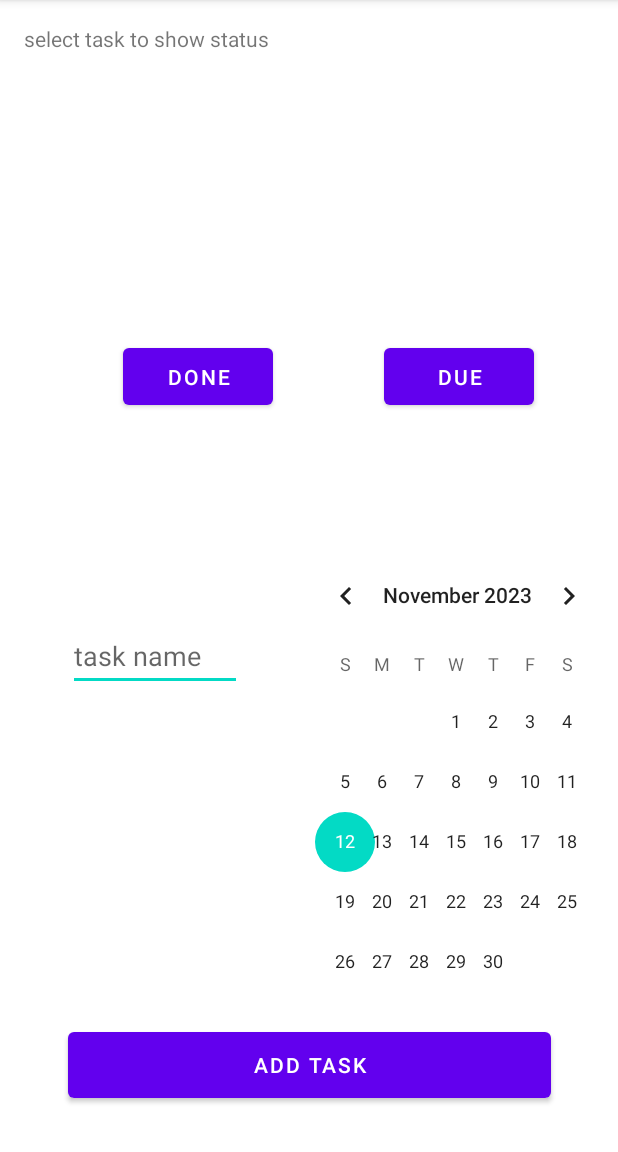
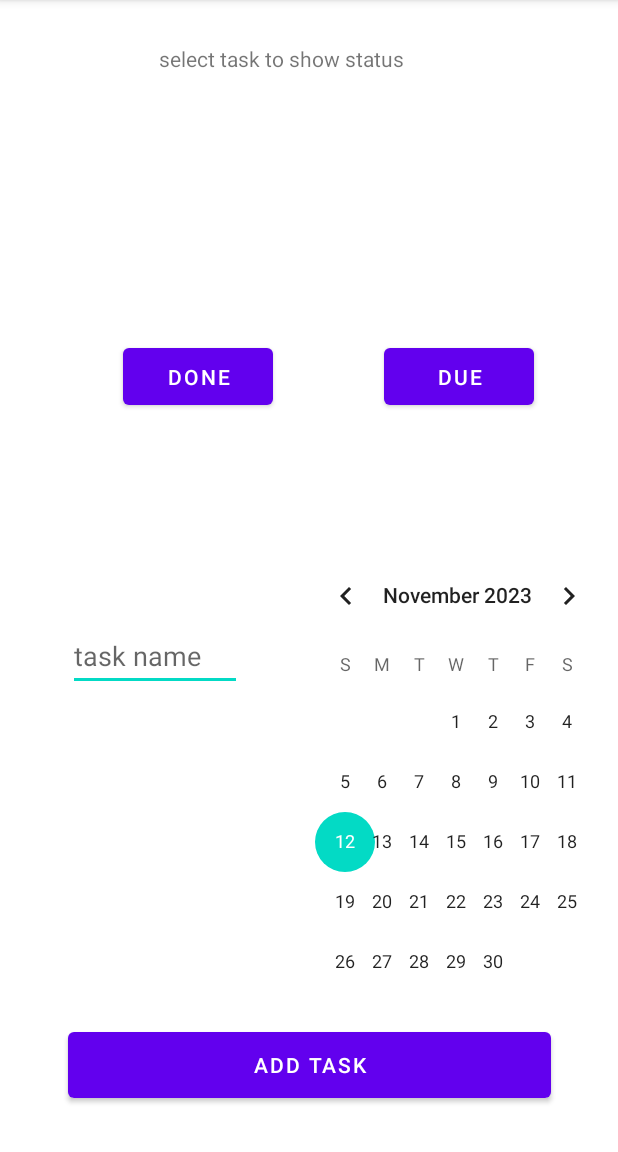
Before and after one commit to Hosam12452/assigment12s, an Android app: the screen it shows after launch (MainActivity), on a phone screen of 412 x 824 dp, the part 84-1236 px from its top. Run offline under Robolectric (Android 15) with nearby library versions, the phone set to English and light mode, and no system bars.

Commit message:
second design, shared pref and gson

```diff
--- a/app/build.gradle
+++ b/app/build.gradle
@@ -35,5 +35,8 @@ dependencies {
     implementation 'androidx.constraintlayout:constraintlayout:2.1.4'
     testImplementation 'junit:junit:4.13.2'
     androidTestImplementation 'androidx.test.ext:junit:1.1.5'
+    implementation 'com.google.code.gson:gson:2.8.2'
+    implementation 'com.google.code.gson:gson:2.8.6'
+
     androidTestImplementation 'androidx.test.espresso:espresso-core:3.5.1'
 }
--- a/app/src/main/java/assaf/hosam/myapplication/MainActivity.java
+++ b/app/src/main/java/assaf/hosam/myapplication/MainActivity.java
@@ -1,14 +1,98 @@
 package assaf.hosam.myapplication;
 
+import androidx.annotation.NonNull;
 import androidx.appcompat.app.AppCompatActivity;
 
+import android.content.SharedPreferences;
 import android.os.Bundle;
+import android.util.Log;
+import android.view.View;
+import android.widget.ArrayAdapter;
+import android.widget.Button;
+import android.widget.CalendarView;
+import android.widget.EditText;
+import android.widget.ListView;
+import android.widget.TextView;
+import android.widget.Toast;
+
+import com.google.gson.Gson;
+
+import java.util.ArrayList;
 
 public class MainActivity extends AppCompatActivity {
+ListView tasks ;
+TextView header;
+Button done,due,add_task;
+EditText task_name;
+String selectedDate;
+CalendarView calendarView;
+int counter =0;
+    ArrayAdapter<String> adapter;
+    ArrayList<String> stringList = new ArrayList<>();
+
+    Gson gson=new Gson();
+SharedPreferences preferences ;
+SharedPreferences.Editor editor ;
+
+
 
     @Override
     protected void onCreate(Bundle savedInstanceState) {
         super.onCreate(savedInstanceState);
+
         setContentView(R.layout.activity_main);
+ preferences = getSharedPreferences("DATA", MODE_PRIVATE);
+ editor = preferences.edit();
+        tasks=findViewById(R.id.tasks_ui);
+        done=findViewById(R.id.done);
+        due=findViewById(R.id.due);
+        add_task=findViewById(R.id.add_task);
+        task_name=findViewById(R.id.name);
+        calendarView=findViewById(R.id.calendarView);
+
+       adapter = new ArrayAdapter<>(this,  android.R.layout.simple_list_item_1, stringList);
+        tasks.setAdapter(adapter);
+        calendarView.setOnDateChangeListener(new CalendarView.OnDateChangeListener() {
+            @Override
+            public void onSelectedDayChange(@NonNull CalendarView view, int year, int month, int dayOfMonth) {
+                 selectedDate = year + "-" + (month + 1) + "-" + dayOfMonth;
+
+            }
+        });
+        header=findViewById(R.id.header);
+
+
+
+
+
+
+
+        add_task.setOnClickListener(new View.OnClickListener() {
+            @Override
+            public void onClick(View v) {
+             add_click();
+            }
+        });
+
     }
-}
+    public void add_click(){
+        String name=task_name.getText().toString();
+        if(name.isEmpty() || selectedDate==null){
+                Toast.makeText(this, "task name and date is requierd"+selectedDate
+                        , Toast.LENGTH_SHORT).show();
+
+        }
+        else{
+            counter+=1;
+         Task newTask=new Task(selectedDate,name,counter,"due");
+            Toast.makeText(this, newTask.getDeadLine(), Toast.LENGTH_SHORT).show();
+            String task= gson.toJson(newTask);
+            editor.putString(counter+"",task);
+            editor.commit();
+            stringList.add(newTask.getTaskId()+"-"+newTask.getTaskName()+"  "+newTask.getStatus()+"  "+newTask.getDeadLine());
+            adapter.notifyDataSetChanged();
+
+        }
+
+        }
+    }
--- a/app/src/main/res/layout/activity_main.xml
+++ b/app/src/main/res/layout/activity_main.xml
@@ -7,14 +7,14 @@
     tools:context=".MainActivity">
 
     <TextView
-        android:id="@+id/textview"
+        android:id="@+id/header"
         android:layout_width="wrap_content"
         android:layout_height="wrap_content"
         android:layout_marginTop="16dp"
         android:text="select task to show status"
-        app:layout_constraintBottom_toTopOf="@+id/_dynamic"
+        app:layout_constraintBottom_toTopOf="@+id/tasks_ui"
         app:layout_constraintEnd_toEndOf="parent"
-        app:layout_constraintHorizontal_bias="0.064"
+        app:layout_constraintHorizontal_bias="0.427"
         app:layout_constraintStart_toStartOf="parent"
         app:layout_constraintTop_toTopOf="parent"
         app:layout_constraintVertical_bias="0.767" />
@@ -23,25 +23,25 @@
         android:id="@+id/tasks_ui"
         android:layout_width="match_parent"
         android:layout_height="150dp"
-        app:layout_constraintBottom_toTopOf="@+id/button"
-        app:layout_constraintTop_toBottomOf="@+id/textview"
+        app:layout_constraintBottom_toTopOf="@+id/done"
+        app:layout_constraintTop_toBottomOf="@+id/header"
         app:layout_constraintVertical_bias="0.0"
         tools:layout_editor_absoluteX="0dp" />
 
     <Button
-        android:id="@+id/button"
+        android:id="@+id/done"
         android:layout_width="100dp"
         android:layout_height="50dp"
         android:layout_marginStart="8dp"
         android:text="done"
         app:layout_constraintBottom_toBottomOf="parent"
-        app:layout_constraintEnd_toStartOf="@+id/button2"
+        app:layout_constraintEnd_toStartOf="@+id/due"
         app:layout_constraintStart_toStartOf="parent"
         app:layout_constraintTop_toTopOf="parent"
         app:layout_constraintVertical_bias="0.315" />
 
     <Button
-        android:id="@+id/button2"
+        android:id="@+id/due"
         android:layout_width="100dp"
         android:layout_height="50dp"
         android:layout_marginEnd="56dp"
@@ -52,21 +52,21 @@
         app:layout_constraintVertical_bias="0.315" />
 
     <EditText
-        android:id="@+id/editTextTextPersonName"
+        android:id="@+id/name"
         android:layout_width="116dp"
         android:layout_height="46dp"
         android:layout_marginStart="8dp"
         android:ems="10"
         android:hint="task name"
         android:inputType="textPersonName"
-        app:layout_constraintBottom_toTopOf="@+id/button3"
+        app:layout_constraintBottom_toTopOf="@+id/add_task"
         app:layout_constraintEnd_toStartOf="@+id/calendarView"
         app:layout_constraintStart_toStartOf="parent"
-        app:layout_constraintTop_toBottomOf="@+id/button"
+        app:layout_constraintTop_toBottomOf="@+id/done"
         app:layout_constraintVertical_bias="0.386" />
 
     <Button
-        android:id="@+id/button3"
+        android:id="@+id/add_task"
         android:layout_width="322dp"
         android:layout_height="56dp"
         android:text="Add task"
--- a/app/src/main/res/layout/taskstatus.xml
+++ b/app/src/main/res/layout/taskstatus.xml
@@ -17,7 +17,7 @@
         app:layout_constraintStart_toStartOf="parent" />
 
     <TextView
-        android:id="@+id/task_name"
+        android:id="@+id/name"
         android:layout_width="211dp"
         android:layout_height="39dp"
         android:text="task_name"
```
Also changed, not shown: app/src/main/java/assaf/hosam/myapplication/Task.java (added, +50 -0 lines).
